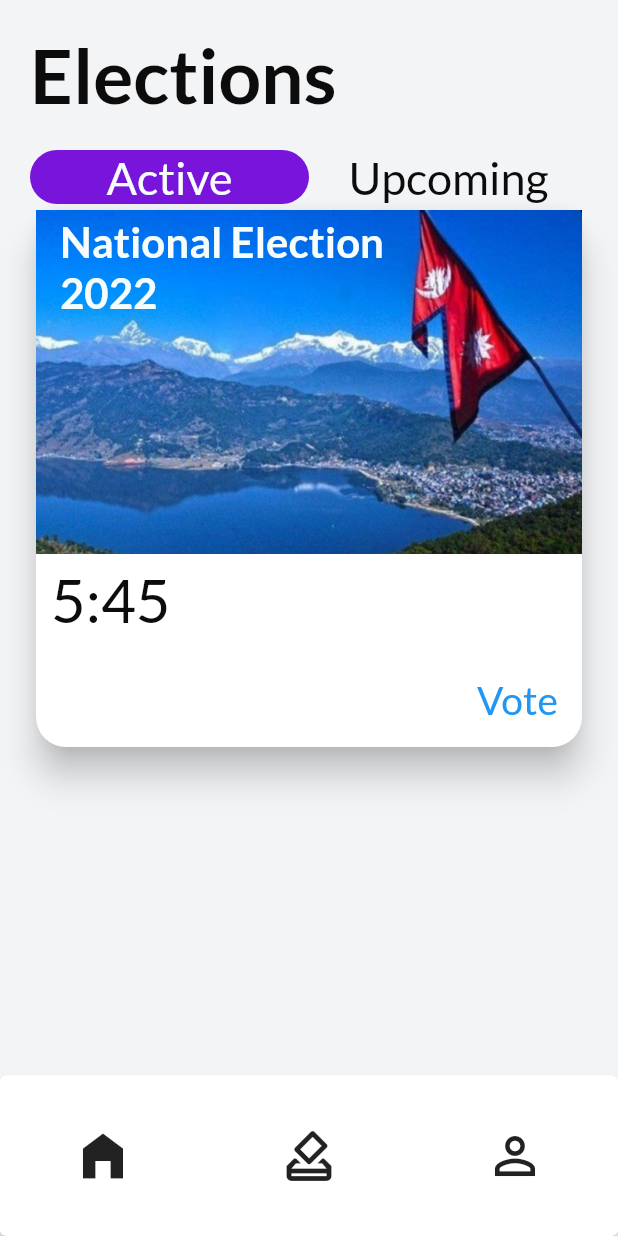
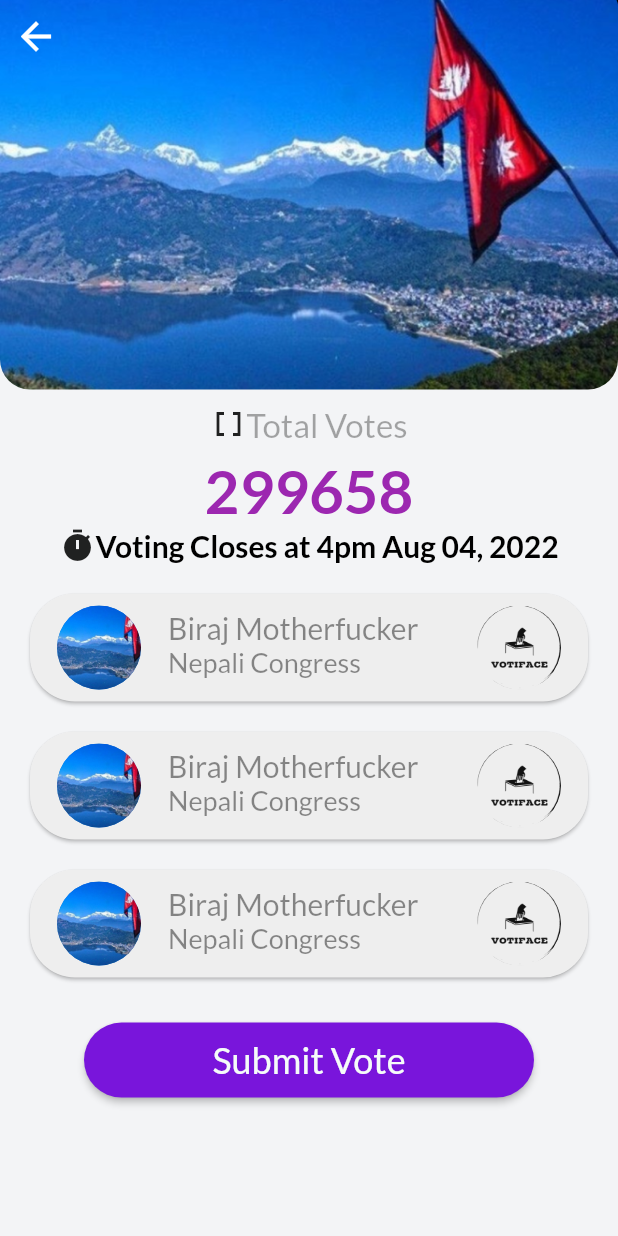
Before and after one commit to SqueezedLemon/Votiface, a Flutter app: the screen it shows once a user with an empty profile is signed in, after a tap on "Vote", on a phone screen of 412 x 824 dp. Run offline on Flutter 3.47's test engine with Material 2 defaults, Android fonts, the light colour scheme and no system bars; our stand-ins replace cloud_firestore, firebase_auth, firebase_core, firebase_storage, fluttertoast, image_picker and 2 more; missing offline and left inert: web3dart; accounts and stored records are empty; network calls fail.

Commit message:
candidate page'

```diff
--- a/lib/routes.dart
+++ b/lib/routes.dart
@@ -1,9 +1,9 @@
 import 'package:flutter/material.dart';
 import 'package:votiface/screens/account/account_screen.dart';
+import 'package:votiface/screens/candidate_screen.dart/candidate_page.dart';
 import 'package:votiface/screens/landing/landing_screen.dart';
 import 'package:votiface/screens/landing/main_screen.dart';
 import 'package:votiface/screens/vote/vote_screen.dart';
-
 import 'screens/auth/auth_screen.dart';
 
 final Map<String, WidgetBuilder> routes = {
@@ -11,5 +11,6 @@ final Map<String, WidgetBuilder> routes = {
   MainScreen.routeName: (ctx) => MainScreen(),
   AuthScreen.routeName: (ctx) => AuthScreen(),
   VoteScreen.routeName: (ctx) => VoteScreen(),
-  AccountScreen.routeName: (ctx) => AccountScreen()
+  AccountScreen.routeName: (ctx) => AccountScreen(),
+  CandidatePage.routeName: (ctx) => CandidatePage(),
 };
--- /dev/null
+++ b/lib/screens/candidate_screen.dart/candidate_page.dart
@@ -0,0 +1,131 @@
+import 'package:flutter/material.dart';
+import 'package:votiface/screens/candidate_screen.dart/components/candidate_card.dart';
+
+import '../../constants.dart';
+
+class CandidatePage extends StatefulWidget {
+  static const routeName = '/candidate';
+  const CandidatePage({Key? key}) : super(key: key);
+
+  @override
+  State<CandidatePage> createState() => _CandidatePageState();
+}
+
+class _CandidatePageState extends State<CandidatePage> {
+  @override
+  Widget build(BuildContext context) {
+    return Scaffold(
+      body: SafeArea(
+        child: Stack(
+          alignment: Alignment.topLeft,
+          children: [
+            SingleChildScrollView(
+              child: Column(
+                children: [
+                  ClipRRect(
+                    borderRadius: const BorderRadius.only(
+                        bottomLeft: Radius.circular(20),
+                        bottomRight: Radius.circular(20)),
+                    child: Image.asset('assets/ElectionBanner.png'),
+                  ),
+                  const SizedBox(
+                    height: 10,
+                  ),
+                  Row(
+                    mainAxisAlignment: MainAxisAlignment.center,
+                    // ignore: prefer_const_literals_to_create_immutables
+                    children: [
+                      const Icon(Icons.data_array),
+                      const Text(
+                        'Total Votes',
+                        style: const TextStyle(
+                          color: Color.fromARGB(87, 0, 0, 0),
+                          fontSize: 22,
+                        ),
+                      ),
+                    ],
+                  ),
+                  const SizedBox(
+                    height: 8,
+                  ),
+                  const Text(
+                    '299658',
+                    style: const TextStyle(
+                        fontSize: 40,
+                        fontWeight: FontWeight.bold,
+                        color: Colors.purple),
+                  ),
+                  Row(
+                    mainAxisAlignment: MainAxisAlignment.center,
+                    children: [
+                      const Icon(
+                        Icons.timer,
+                      ),
+                      const Text(
+                        'Voting Closes at 4pm Aug 04, 2022',
+                        style: TextStyle(
+                            fontSize: 20,
+                            fontWeight: FontWeight.bold,
+                            color: Colors.black),
+                      ),
+                    ],
+                  ),
+                  Column(
+                    children: [
+                      const SizedBox(height: 10),
+                      CandidateCard(
+                        candidate_image_url: 'assets/ElectionBanner.png',
+                        candidate_name: 'Biraj Motherfucker',
+                        candidate_party_url: 'assets/logo.png',
+                        candidate_party_name: 'Nepali Congress',
+                      ),
+                      CandidateCard(
+                        candidate_image_url: 'assets/ElectionBanner.png',
+                        candidate_name: 'Biraj Motherfucker',
+                        candidate_party_url: 'assets/logo.png',
+                        candidate_party_name: 'Nepali Congress',
+                      ),
+                      CandidateCard(
+                        candidate_image_url: 'assets/ElectionBanner.png',
+                        candidate_name: 'Biraj Motherfucker',
+                        candidate_party_url: 'assets/logo.png',
+                        candidate_party_name: 'Nepali Congress',
+                      ),
+                      const SizedBox(
+                        height: 20,
+                      ),
+                      Center(
+                        child: ElevatedButton(
+                          onPressed: () {},
+                          style: ElevatedButton.styleFrom(
+                            primary: kPrimaryColor,
+                            fixedSize: const Size(300, 50),
+                            shape: RoundedRectangleBorder(
+                              borderRadius: BorderRadius.circular(90.0),
+                            ),
+                          ),
+                          child: Text(
+                            'Submit Vote',
+                            style: Theme.of(context).textTheme.headline5,
+                          ),
+                        ),
+                      ),
+                    ],
+                  )
+                ],
+              ),
+            ),
+            IconButton(
+              onPressed: () => Navigator.of(context).pop(),
+              icon: const Icon(
+                Icons.arrow_back,
+                color: Colors.white,
+                size: 30,
+              ),
+            ),
+          ],
+        ),
+      ),
+    );
+  }
+}
--- /dev/null
+++ b/lib/screens/candidate_screen.dart/components/candidate_card.dart
@@ -0,0 +1,64 @@
+import 'package:flutter/material.dart';
+
+class CandidateCard extends StatefulWidget {
+  final String candidate_image_url;
+  final String candidate_name;
+  final String candidate_party_url;
+  final String candidate_party_name;
+  const CandidateCard({
+    Key? key,
+    required this.candidate_image_url,
+    required this.candidate_name,
+    required this.candidate_party_url,
+    required this.candidate_party_name,
+  }) : super(key: key);
+
+  @override
+  State<CandidateCard> createState() => _CandidateCardState();
+}
+
+class _CandidateCardState extends State<CandidateCard> {
+  bool isSelected = false;
+
+  @override
+  Widget build(BuildContext context) {
+    return GestureDetector(
+      onTap: () {
+        setState(() {
+          isSelected = !isSelected;
+        });
+      },
+      child: Card(
+        margin: EdgeInsets.symmetric(vertical: 10, horizontal: 20),
+        shape: RoundedRectangleBorder(borderRadius: BorderRadius.circular(30)),
+        color: isSelected ? Colors.blueAccent : Colors.grey[200],
+        child: ListTile(
+          leading: CircleAvatar(
+            radius: 30.0,
+            backgroundImage: AssetImage(widget.candidate_image_url),
+          ),
+          title: Text(
+            widget.candidate_name,
+            softWrap: false,
+            style: TextStyle(
+              color: isSelected ? Colors.white : Colors.black45,
+              fontSize: 20,
+            ),
+          ),
+          subtitle: Text(
+            widget.candidate_party_name,
+            style: TextStyle(
+              color: isSelected ? Colors.white : Colors.black45,
+              fontSize: 18,
+            ),
+          ),
+          trailing: CircleAvatar(
+            radius: 30.0,
+            backgroundColor: Colors.grey[200],
+            backgroundImage: AssetImage(widget.candidate_party_url),
+          ),
+        ),
+      ),
+    );
+  }
+}
--- a/lib/screens/vote/vote_screen.dart
+++ b/lib/screens/vote/vote_screen.dart
@@ -1,5 +1,6 @@
 import 'dart:ui';
 import 'package:flutter/widgets.dart';
+import 'package:votiface/screens/candidate_screen.dart/candidate_page.dart';
 
 import '../vote/components/body.dart';
 import 'package:firebase_auth/firebase_auth.dart';
@@ -150,7 +151,10 @@ class _VoteScreenState extends State<VoteScreen> {
                             'Vote',
                             style: const TextStyle(fontSize: 26),
                           ),
-                          onPressed: () {/* ... */},
+                          onPressed: () {
+                            Navigator.of(context)
+                                .pushNamed(CandidatePage.routeName);
+                          },
                         )
                       ],
                     )
```
Also changed, not shown: pubspec.lock.
